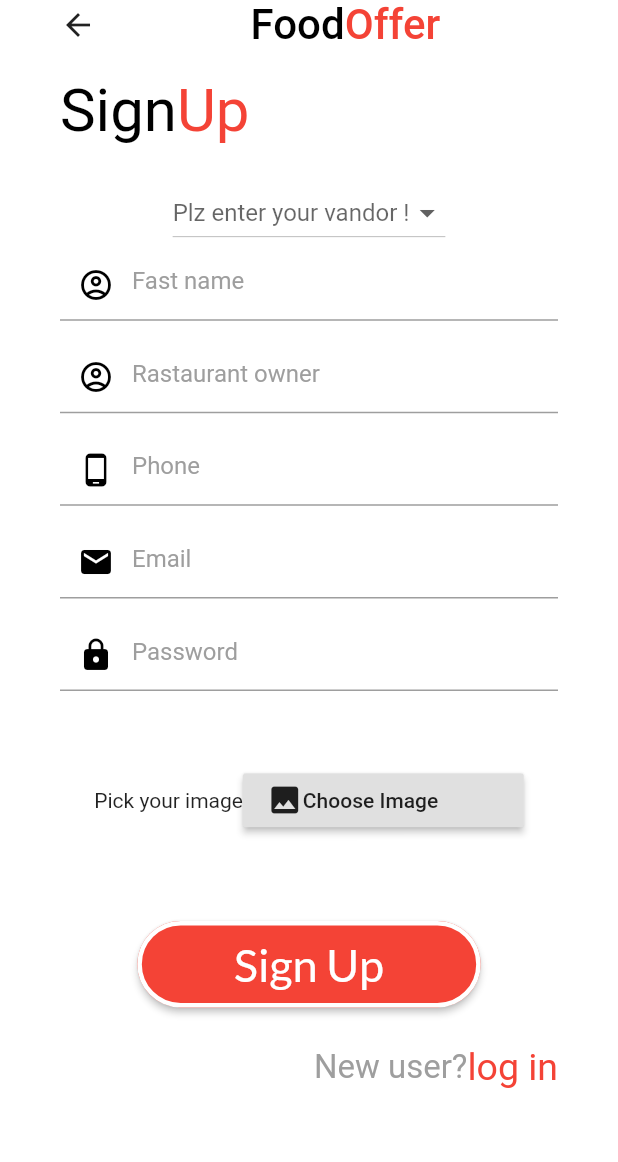
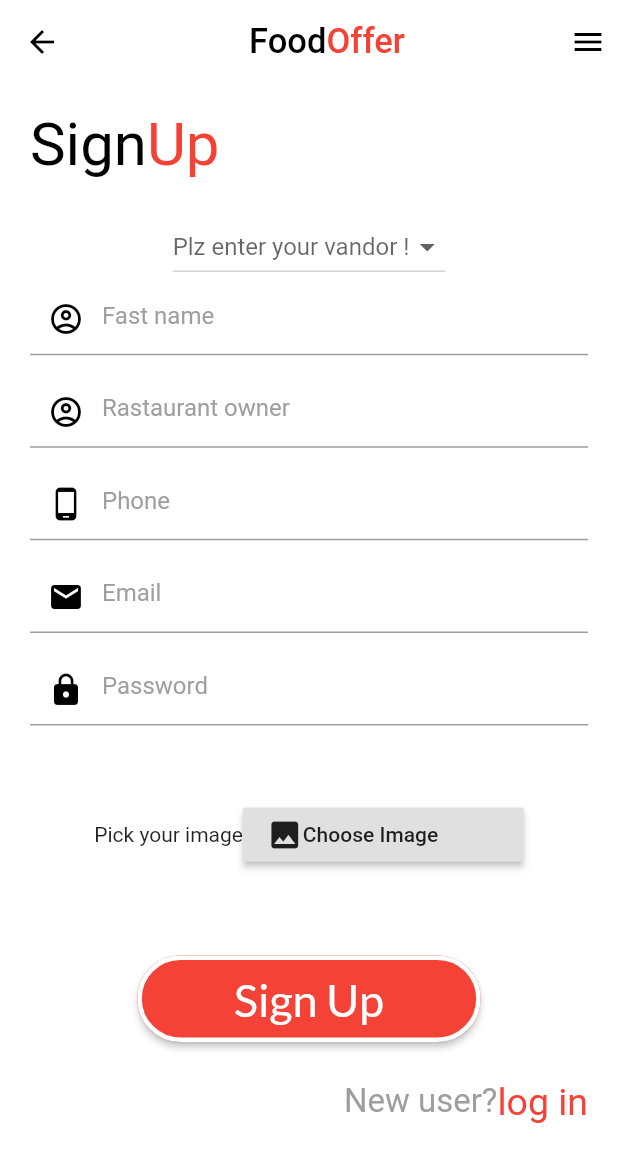
Before and after one commit to mahmudulhasan766/Flutter_LogIn_SignUp_UI, a Flutter app: the SignUp screen opened by its route, after a tap on "Choose Image", on a phone screen of 412 x 824 dp. Shown: the top 1162 px of the screen. Run offline on Flutter 3.47's test engine with Material 2 defaults, Android fonts, the phone set to English and light mode, and no system bars; our stand-ins replace google_fonts, image_picker; Roboto replaces fonts that are missing (Exo).

Commit message:
demo upload

```diff
--- a/lib/loginSignUp/sign_up.dart
+++ b/lib/loginSignUp/sign_up.dart
@@ -1,4 +1,4 @@
-import 'dart:io';
+
 
 import 'package:flutter/material.dart';
 import 'package:flutter_login_signup/loginSignUp/log_in.dart';
@@ -22,10 +22,11 @@ class _SignUpState extends State<SignUp> {
 
   String _value;
 
-  File imagefile;
-  void _chooseimage() async {
-    imagefile = await ImagePicker.pickImage(source: ImageSource.camera);
-    imagefile = await ImagePicker.pickImage(source: ImageSource.gallery);
+  XFile imagefile;
+  ImagePicker imagePicker =ImagePicker();
+  Future _chooseimage() async {
+    imagefile = await imagePicker.pickImage(source: ImageSource.camera);
+    imagefile = await imagePicker.pickImage(source: ImageSource.gallery);
     setState(() {});
   }
 
@@ -33,38 +34,45 @@ class _SignUpState extends State<SignUp> {
   Widget build(BuildContext context) {
     return Scaffold(
       backgroundColor: Colors.white,
-      body: Container(
-        margin: EdgeInsets.symmetric(horizontal: 40),
-        child: ListView(
+      appBar: AppBar(
+        backgroundColor: Colors.white,
+        elevation: 0,
+        leading: Icon(Icons.arrow_back,color: Colors.black,),
+        actions: [Padding(
+          padding: const EdgeInsets.only(right: 8.0),
+          child: Icon(Icons.menu,color: Colors.black,),
+        )],
+        title:   Row(
+          mainAxisAlignment: MainAxisAlignment.center,
           children: [
-            //SizedBox(height: MediaQuery.of(context).size.width/30),
-            Column(
-              mainAxisAlignment: MainAxisAlignment.start,
-              crossAxisAlignment: CrossAxisAlignment.center,
-              children: [
-                Row(
-                  children: [
-                    Icon(Icons.arrow_back),
-                    SizedBox(
-                      width: MediaQuery.of(context).size.width / 4,
-                    ),
+
             Text("Food",
                 style: GoogleFonts.exo(
                     textStyle: TextStyle(
                         color: Colors.black,
-                                fontSize: 28,
+                        fontSize: 23,
                         fontWeight: FontWeight.w500))),
             Text(
               "Offer",
               style: GoogleFonts.exo(
                   textStyle: TextStyle(
                       color: Colors.red,
-                              fontSize: 28,
+                      fontSize: 23,
                       fontWeight: FontWeight.w500)),
             ),
           ],
         ),
+      ),
 
+      body: Container(
+        margin: EdgeInsets.symmetric(horizontal: 20),
+        child: ListView(
+          children: [
+            //SizedBox(height: MediaQuery.of(context).size.width/30),
+            Column(
+              mainAxisAlignment: MainAxisAlignment.center,
+              crossAxisAlignment: CrossAxisAlignment.center,
+              children: [
                 SizedBox(
                   height: MediaQuery.of(context).size.width / 24,
                 ),
--- a/pubspec.yaml
+++ b/pubspec.yaml
@@ -24,8 +24,8 @@ dependencies:
   flutter:
     sdk: flutter
 
-  google_fonts: ^1.1.1
-  image_picker: ^0.6.3+4
+  google_fonts: ^2.1.0
+  image_picker: ^0.8.4+3
 
 
   # The following adds the Cupertino Icons font to your application.
```
Also changed, not shown: pubspec.lock. Lines whose indentation alone changed are shown as unchanged.
